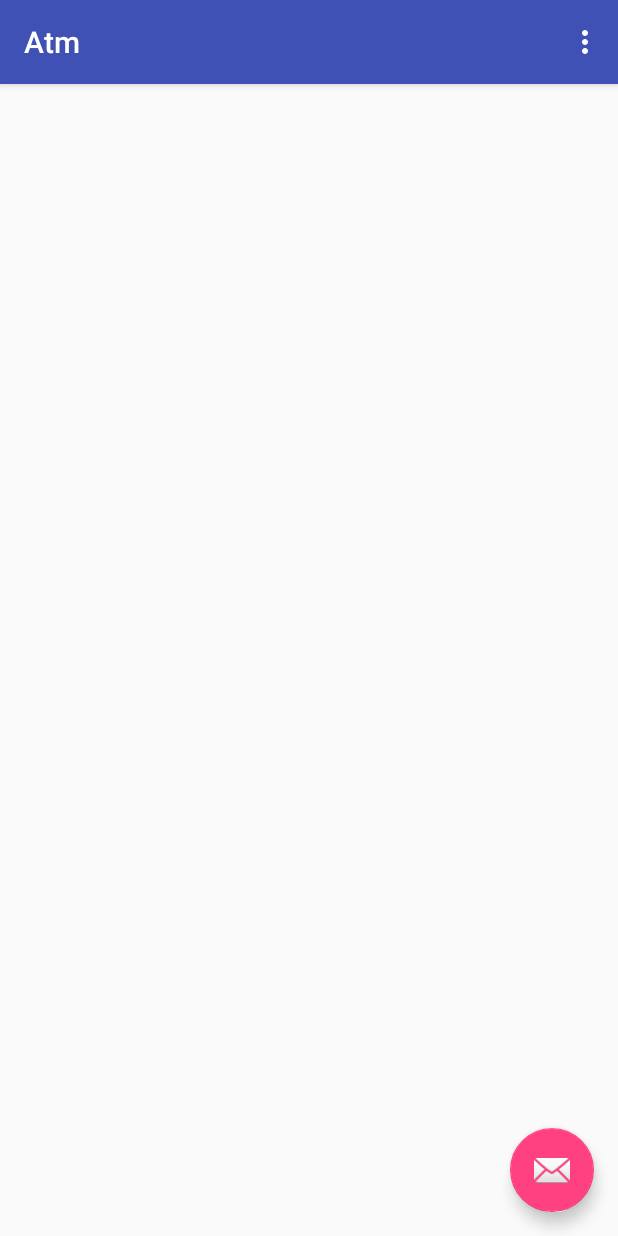
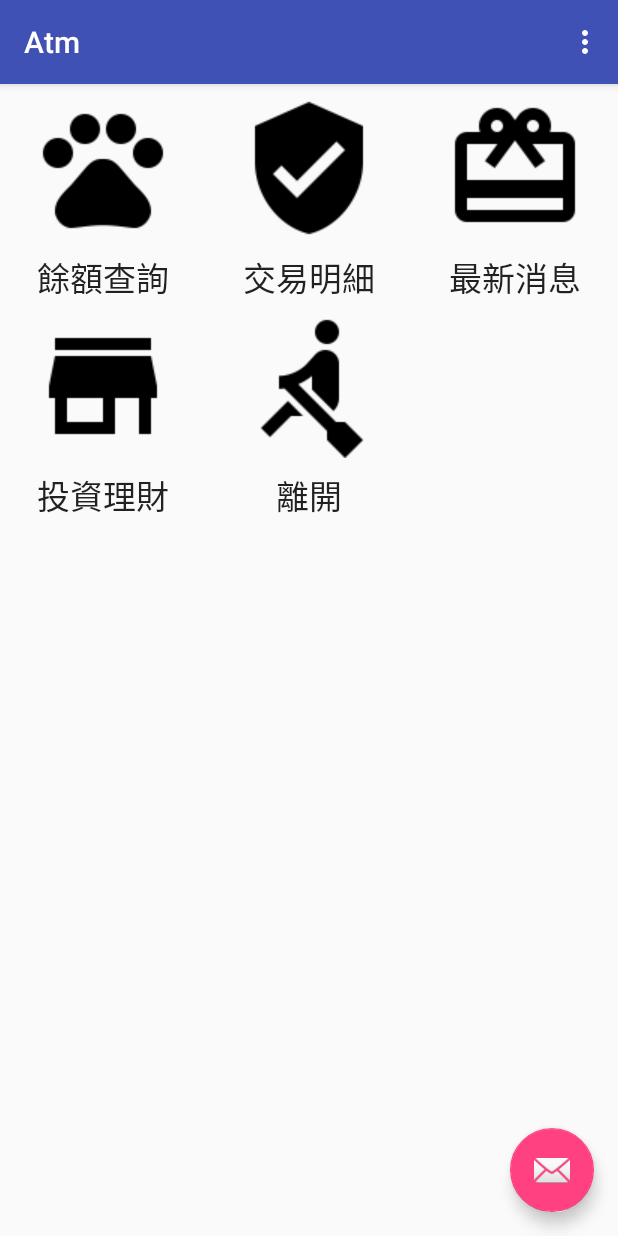
Before and after one commit to AM903103/Atm2017, an Android app: the MainActivity screen opened directly, with no data from a screen before it, on a phone screen of 412 x 824 dp. Run offline under Robolectric (Android 15) with nearby library versions, the phone set to English and light mode, and no system bars.

Commit message:
IconAdapter done

```diff
--- a/app/src/main/java/com/litto/atm/MainActivity.java
+++ b/app/src/main/java/com/litto/atm/MainActivity.java
@@ -1,13 +1,13 @@
 package com.litto.atm;
 
 import android.content.Intent;
-import android.content.SharedPreferences;
 import android.os.Bundle;
 import android.support.design.widget.FloatingActionButton;
 import android.support.design.widget.Snackbar;
 import android.support.v7.app.AppCompatActivity;
 import android.support.v7.widget.Toolbar;
 import android.util.Log;
+import android.view.LayoutInflater;
 import android.view.View;
 import android.view.Menu;
 import android.view.MenuItem;
@@ -16,25 +16,33 @@ import android.widget.AdapterView;
 import android.widget.ArrayAdapter;
 import android.widget.BaseAdapter;
 import android.widget.GridView;
+import android.widget.ImageView;
 import android.widget.ListView;
+import android.widget.TextView;
 
 public class MainActivity extends AppCompatActivity {
-
+    int[] icons = {R.drawable.func_balance,
+            R.drawable.func_history,
+            R.drawable.func_news,
+            R.drawable.func_finance,
+            R.drawable.func_exit};
     private static final int RC_LOGIN = 95;
     private static final String TAG = MainActivity.class.getSimpleName();
     private boolean logon = false;
-    private String[] functions = getResources().getStringArray(R.array.functions);
+    private String[] functions;
 
     @Override
     protected void onCreate(Bundle savedInstanceState) {
         super.onCreate(savedInstanceState);
         setContentView(R.layout.activity_main);
 //        setupListView();
+        functions = getResources().getStringArray(R.array.functions);
         GridView grid = findViewById(R.id.grid);
-        ArrayAdapter<String> adapter =
-                new ArrayAdapter<String>(this,
-                        android.R.layout.simple_list_item_1,
-                        functions);
+        IconAdapter adapter = new IconAdapter();
+//        ArrayAdapter<String> adapter =
+//                new ArrayAdapter<String>(this,
+//                        android.R.layout.simple_list_item_1,
+//                        functions);
         grid.setAdapter(adapter);
 
         Toolbar toolbar = (Toolbar) findViewById(R.id.toolbar);
@@ -49,7 +57,7 @@ public class MainActivity extends AppCompatActivity {
             }
         });
         // if
-        if (!logon){
+        if (!logon) {
             Intent intent = new Intent(this, LoginActivity.class);
             startActivityForResult(intent, RC_LOGIN);
         }
@@ -77,7 +85,7 @@ public class MainActivity extends AppCompatActivity {
     @Override
     protected void onActivityResult(int requestCode, int resultCode, Intent data) {
         super.onActivityResult(requestCode, resultCode, data);
-        if (requestCode == RC_LOGIN && resultCode == RESULT_OK){
+        if (requestCode == RC_LOGIN && resultCode == RESULT_OK) {
             String userid = data.getStringExtra("USERID");
             Log.d(TAG, "onActivityResult: " + userid);
             getSharedPreferences("abc", MODE_PRIVATE)
@@ -128,7 +136,19 @@ public class MainActivity extends AppCompatActivity {
 
         @Override
         public View getView(int position, View convertView, ViewGroup parent) {
-            return null;
+            if (convertView == null){
+//                LayoutInflater layoutInflater =
+//                        LayoutInflater.from(parent.getContext());
+                View view = getLayoutInflater()
+                        .inflate(R.layout.icon_item, null);
+                ImageView image = view.findViewById(R.id.item_image);
+                TextView tv = view.findViewById(R.id.item_text);
+                tv.setText(functions[position]);
+                image.setImageResource(icons[position]);
+                convertView = view;
+            }
+
+            return convertView;
         }
     }
 }
--- /dev/null
+++ b/app/src/main/res/layout/icon_item.xml
@@ -0,0 +1,33 @@
+<?xml version="1.0" encoding="utf-8"?>
+<android.support.constraint.ConstraintLayout
+    xmlns:android="http://schemas.android.com/apk/res/android"
+    xmlns:app="http://schemas.android.com/apk/res-auto"
+    xmlns:tools="http://schemas.android.com/tools"
+    android:layout_width="match_parent"
+    android:layout_height="match_parent">
+
+    <ImageView
+        android:id="@+id/item_image"
+        android:layout_width="wrap_content"
+        android:layout_height="wrap_content"
+        android:layout_marginEnd="8dp"
+        android:layout_marginStart="8dp"
+        android:layout_marginTop="8dp"
+        app:layout_constraintEnd_toEndOf="parent"
+        app:layout_constraintStart_toStartOf="parent"
+        app:layout_constraintTop_toTopOf="parent"
+        app:srcCompat="@drawable/func_news" />
+
+    <TextView
+        android:id="@+id/item_text"
+        android:layout_width="wrap_content"
+        android:layout_height="wrap_content"
+        android:layout_marginEnd="8dp"
+        android:layout_marginStart="8dp"
+        android:layout_marginTop="8dp"
+        android:text="TextView"
+        android:textAppearance="@style/TextAppearance.AppCompat.Large"
+        app:layout_constraintEnd_toEndOf="parent"
+        app:layout_constraintStart_toStartOf="parent"
+        app:layout_constraintTop_toBottomOf="@+id/item_image" />
+</android.support.constraint.ConstraintLayout>
--- a/app/src/main/res/values/strings.xml
+++ b/app/src/main/res/values/strings.xml
@@ -7,10 +7,10 @@
         <item>珍奶3</item>
     </array>
     <array name="functions">
-        <item>功能1</item>
-        <item>功能2</item>
-        <item>功能3</item>
-        <item>功能4</item>
-        <item>功能5</item>
+        <item>餘額查詢</item>
+        <item>交易明細</item>
+        <item>最新消息</item>
+        <item>投資理財</item>
+        <item>離開</item>
     </array>
 </resources>
```
Also changed, not shown: app/src/main/res/drawable-v24/func_balance.png (renamed from app/src/main/res/drawable-v24/ic_pets_black_48dp.png), app/src/main/res/drawable-v24/func_exit.png (renamed from app/src/main/res/drawable-v24/ic_rowing_black_48dp.png), app/src/main/res/drawable-v24/func_finance.png (renamed from app/src/main/res/drawable-v24/ic_store_black_48dp.png), app/src/main/res/drawable-v24/func_history.png (renamed from app/src/main/res/drawable-v24/ic_verified_user_black_48dp.png), app/src/main/res/drawable-v24/func_news.png (renamed from app/src/main/res/drawable-v24/ic_redeem_black_48dp.png).
